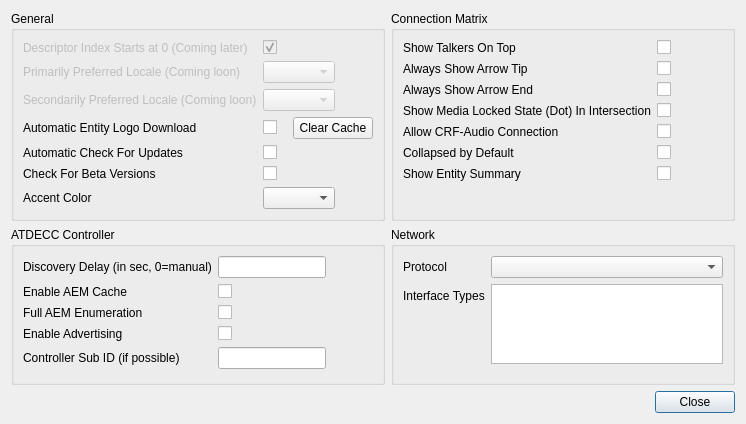
Qt form src/settingsDialog.ui (christophe-calmejane/Hive) before a commit.
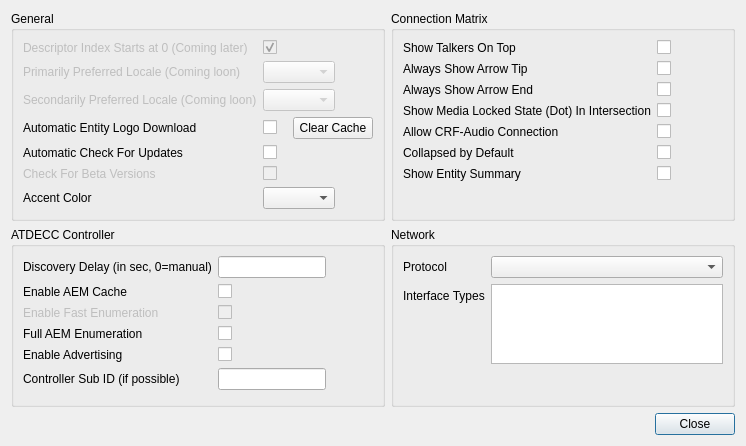
The same form after that commit. Custom widgets are drawn as their Qt base class.

Commit message: Added support for fast enumeration

Patch:
```diff
--- a/src/settingsDialog.ui
+++ b/src/settingsDialog.ui
@@ -7,7 +7,7 @@
     <x>0</x>
     <y>0</y>
     <width>746</width>
-    <height>424</height>
+    <height>446</height>
    </rect>
   </property>
   <property name="sizePolicy">
@@ -128,13 +128,20 @@
       </item>
       <item row="6" column="0">
        <widget class="QLabel" name="checkForBetaVersionsLabel">
+        <property name="enabled">
+         <bool>false</bool>
+        </property>
         <property name="text">
          <string>Check For Beta Versions</string>
         </property>
        </widget>
       </item>
       <item row="6" column="1">
-       <widget class="QCheckBox" name="checkForBetaVersionsCheckBox"/>
+       <widget class="QCheckBox" name="checkForBetaVersionsCheckBox">
+        <property name="enabled">
+         <bool>false</bool>
+        </property>
+       </widget>
       </item>
       <item row="7" column="0">
        <widget class="QLabel" name="themeColorLabel">
@@ -259,7 +266,7 @@
       <item row="1" column="1">
        <widget class="QCheckBox" name="enableAEMCacheCheckBox"/>
       </item>
-      <item row="3" column="0">
+      <item row="4" column="0">
        <widget class="QLabel" name="enableAdvertisingLabel">
         <property name="enabled">
          <bool>true</bool>
@@ -269,14 +276,14 @@
         </property>
        </widget>
       </item>
-      <item row="3" column="1">
+      <item row="4" column="1">
        <widget class="QCheckBox" name="enableAdvertisingCheckBox">
         <property name="enabled">
          <bool>true</bool>
         </property>
        </widget>
       </item>
-      <item row="4" column="0">
+      <item row="5" column="0">
        <widget class="QLabel" name="controllerIDLabel">
         <property name="enabled">
          <bool>true</bool>
@@ -286,7 +293,7 @@
         </property>
        </widget>
       </item>
-      <item row="4" column="1">
+      <item row="5" column="1">
        <widget class="qtMate::widgets::TextEntry" name="controllerIDLineEdit">
         <property name="enabled">
          <bool>true</bool>
@@ -296,14 +303,14 @@
         </property>
        </widget>
       </item>
-      <item row="2" column="0">
+      <item row="3" column="0">
        <widget class="QLabel" name="fullAEMEnumerationLabel">
         <property name="text">
          <string>Full AEM Enumeration</string>
         </property>
        </widget>
       </item>
-      <item row="2" column="1">
+      <item row="3" column="1">
        <widget class="QCheckBox" name="fullAEMEnumerationCheckBox"/>
       </item>
       <item row="0" column="0">
@@ -320,6 +327,23 @@
         </property>
        </widget>
       </item>
+      <item row="2" column="0">
+       <widget class="QLabel" name="enableFastEnumerationLabel">
+        <property name="enabled">
+         <bool>false</bool>
+        </property>
+        <property name="text">
+         <string>Enable Fast Enumeration</string>
+        </property>
+       </widget>
+      </item>
+      <item row="2" column="1">
+       <widget class="QCheckBox" name="enableFastEnumerationCheckBox">
+        <property name="enabled">
+         <bool>false</bool>
+        </property>
+       </widget>
+      </item>
      </layout>
     </widget>
    </item>
```
The commit also changes 10 other files.
